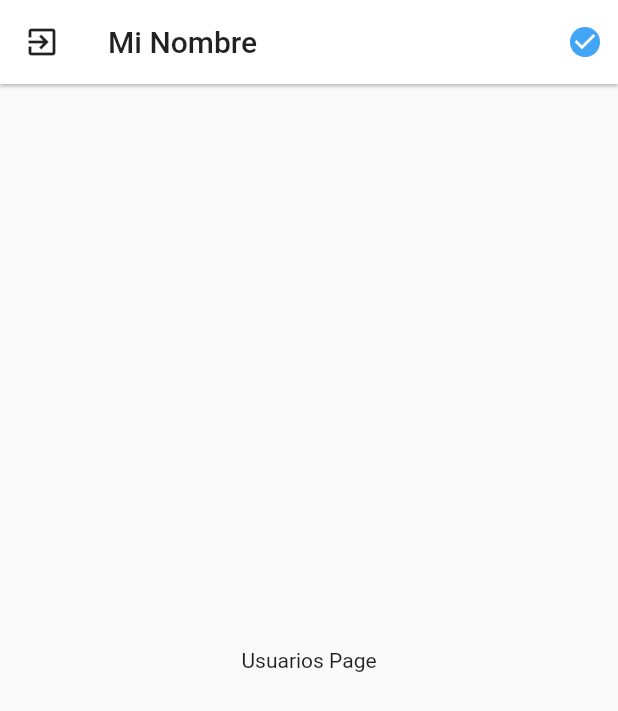
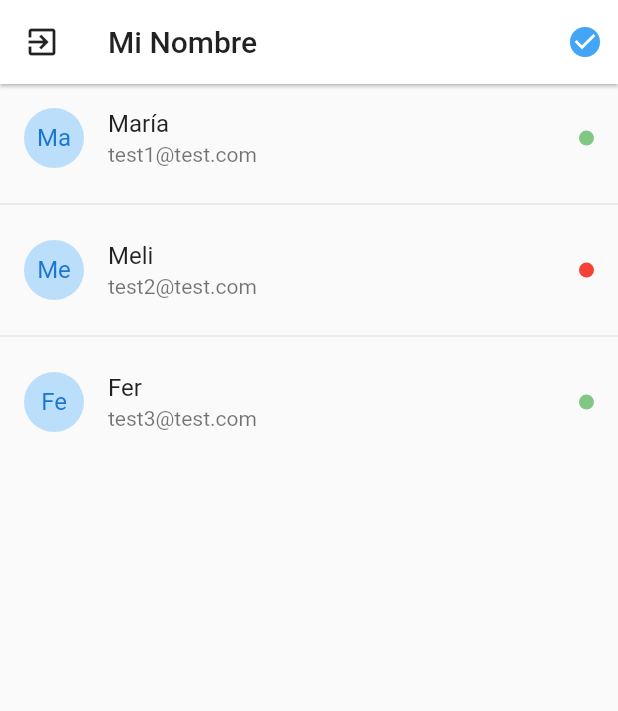
Before and after one commit to mastercba/flutter-chat-app, a Flutter app: the screen it shows after launch, on a phone screen of 412 x 824 dp. Shown: the top 711 px of the screen. Run offline on Flutter 3.47's test engine with Material 2 defaults, Android fonts, the phone set to English and light mode, and no system bars; drawn by our look-alikes of pull_to_refresh.

```diff
--- a/lib/pages/usuarios_page.dart
+++ b/lib/pages/usuarios_page.dart
@@ -1,4 +1,6 @@
 import 'package:flutter/material.dart';
+
+import 'package:pull_to_refresh/pull_to_refresh.dart';
 
 import 'package:chat/models/usuario.dart';
 
@@ -8,6 +10,9 @@ class UsuariosPage extends StatefulWidget {
 }
 
 class _UsuariosPageState extends State<UsuariosPage> {
+  RefreshController _refreshController =
+      RefreshController(initialRefresh: false);
+
   final usuarios = [
     Usuario(uid: '1', nombre: 'María', email: 'test1@test.com', online: true),
     Usuario(uid: '2', nombre: 'Meli', email: 'test2@test.com', online: false),
@@ -34,9 +39,48 @@ class _UsuariosPageState extends State<UsuariosPage> {
           )
         ],
       ),
-      body: Center(
-        child: Text('Usuarios Page'),
+      body: SmartRefresher(
+        controller: _refreshController,
+        enablePullDown: true,
+        onRefresh: _cargarUsuarios,
+        header: WaterDropHeader(
+          complete: Icon(Icons.check, color: Colors.blue[400]),
+          //waterDropColor: Colors.blue[400],
+        ),
+        child: _listViewUsuarios(),
       ),
     );
   }
+
+  ListView _listViewUsuarios() {
+    return ListView.separated(
+        physics: BouncingScrollPhysics(),
+        itemBuilder: (_, i) => _usuarioListTile(usuarios[i]),
+        separatorBuilder: (_, i) => Divider(),
+        itemCount: usuarios.length);
+  }
+
+  ListTile _usuarioListTile(Usuario usuario) {
+    return ListTile(
+      title: Text(usuario.nombre),
+      subtitle: Text(usuario.email),
+      leading: CircleAvatar(
+        child: Text(usuario.nombre.substring(0, 2)),
+        backgroundColor: Colors.blue[100],
+      ),
+      trailing: Container(
+        width: 10,
+        height: 10,
+        decoration: BoxDecoration(
+            color: usuario.online ? Colors.green[300] : Colors.red,
+            borderRadius: BorderRadius.circular(100)),
+      ),
+    );
+  }
+
+  _cargarUsuarios() async {
+    await Future.delayed(Duration(milliseconds: 1000));
+    // if failed,use refreshFailed()
+    _refreshController.refreshCompleted();
+  }
 }
--- a/pubspec.yaml
+++ b/pubspec.yaml
@@ -34,6 +34,7 @@ dependencies:
   # The following adds the Cupertino Icons font to your application.
   # Use with the CupertinoIcons class for iOS style icons.
   cupertino_icons: ^1.0.2
+  pull_to_refresh: ^2.0.0
 
 dev_dependencies:
   flutter_test:
```
Also changed, not shown: pubspec.lock.
